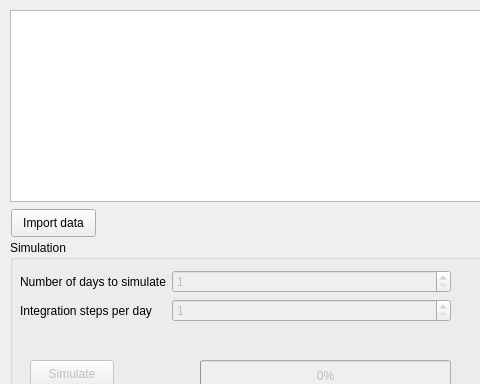
First picture: the form in importdata.ui, repository madsmh/Orbit-Cpp, before the edit; both pictures show x 0 to 480 and y 0 to 384 of the 630 by 491 pixel window.
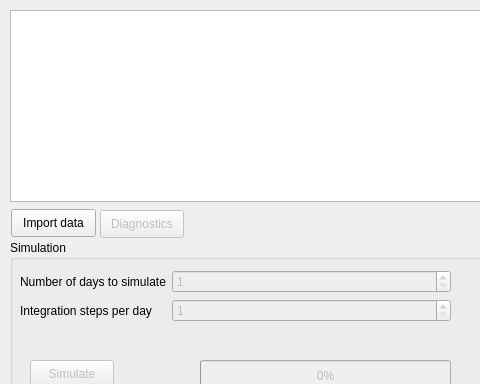
Second picture: the form after the edit.

Commit message: Added a new getter function and addedcode for a diagnostic dialog box.

Diff of the .ui file:
```diff
--- a/importdata.ui
+++ b/importdata.ui
@@ -174,6 +174,22 @@
     <string>Import data</string>
    </property>
   </widget>
+  <widget class="QPushButton" name="pushButton_diag">
+   <property name="enabled">
+    <bool>false</bool>
+   </property>
+   <property name="geometry">
+    <rect>
+     <x>100</x>
+     <y>210</y>
+     <width>84</width>
+     <height>28</height>
+    </rect>
+   </property>
+   <property name="text">
+    <string>Diagnostics</string>
+   </property>
+  </widget>
  </widget>
  <resources/>
  <connections>
```
The commit also changes 2 other files.
